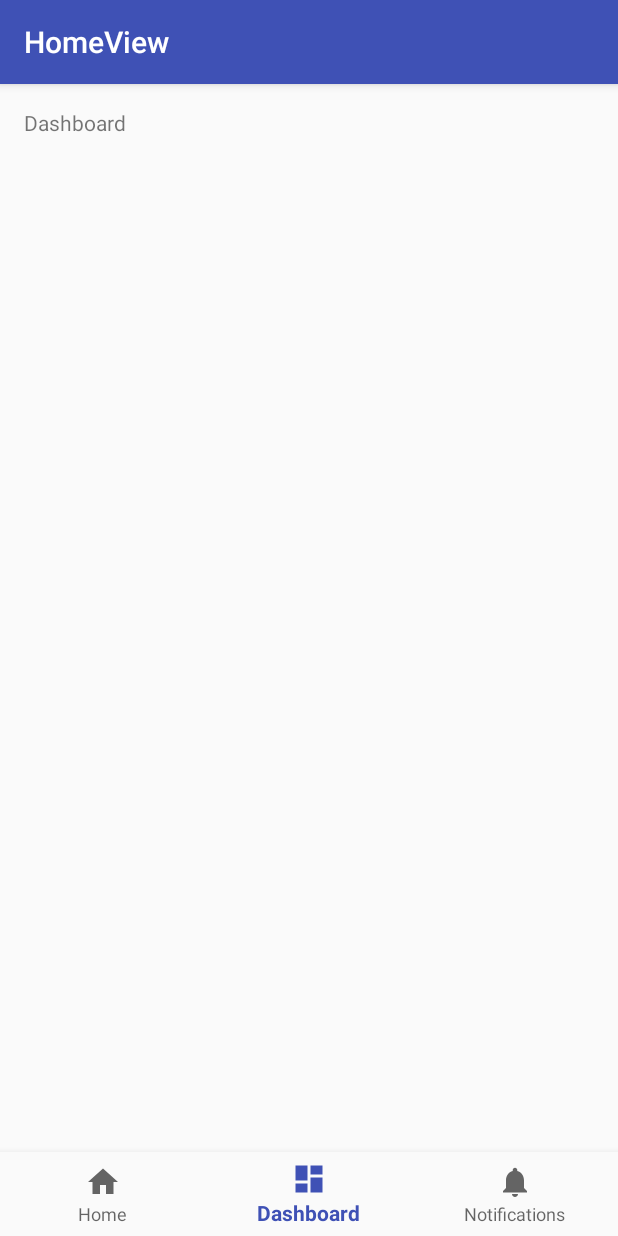
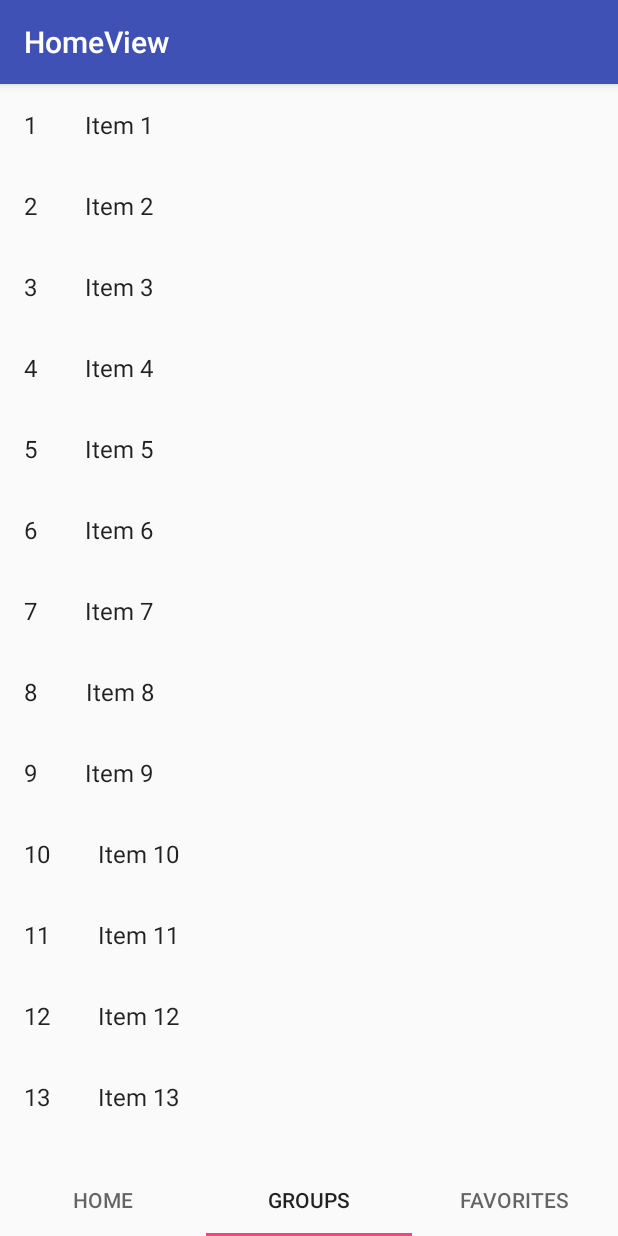
Before and after one commit to izhang1/FilmFriend, an Android app: the screen it shows after launch (HomeView), item 2 of the bottom bar chosen, on a phone screen of 412 x 824 dp. Run offline under Robolectric (Android 15) with nearby library versions, the phone set to English and light mode, and no system bars.

Commit message:
ViewPager Home View Implementation

```diff
--- /dev/null
+++ b/app/src/main/java/app/izhang/filmfriend/View/Adapter/HomePagerFragmentAdapter.java
@@ -0,0 +1,61 @@
+package app.izhang.filmfriend.View.Adapter;
+
+import android.content.Context;
+import android.support.v4.app.Fragment;
+import android.support.v4.app.FragmentManager;
+import android.support.v4.app.FragmentPagerAdapter;
+
+import app.izhang.filmfriend.View.GroupFragment;
+import app.izhang.filmfriend.View.HomeMovieFragment;
+import app.izhang.filmfriend.View.SavedFragment;
+
+/**
+ * Created by ivanzhang on 2/17/18.
+ */
+
+public class HomePagerFragmentAdapter extends FragmentPagerAdapter {
+
+    private Context mContext;
+
+    public HomePagerFragmentAdapter(Context context, FragmentManager fragmentManager) {
+        super(fragmentManager);
+        mContext = context;
+    }
+
+    // This determines the fragment for each tab
+    @Override
+    public Fragment getItem(int position) {
+        if (position == 0) {
+            return new HomeMovieFragment();
+        } else if (position == 1){
+            return new GroupFragment();
+        } else if (position == 2){
+            return new SavedFragment();
+        } else {
+            return new HomeMovieFragment();
+        }
+    }
+
+    // This determines the number of tabs
+    @Override
+    public int getCount() {
+        return 3;
+    }
+
+    // This determines the title for each tab
+    @Override
+    public CharSequence getPageTitle(int position) {
+        // Generate title based on item position
+        switch (position) {
+            case 0:
+                return "Home";
+            case 1:
+                return "Groups";
+            case 2:
+                return "Favorites";
+            default:
+                return null;
+        }
+    }
+
+}
--- a/app/src/main/java/app/izhang/filmfriend/View/HomeView.java
+++ b/app/src/main/java/app/izhang/filmfriend/View/HomeView.java
@@ -3,44 +3,33 @@ package app.izhang.filmfriend.View;
 import android.os.Bundle;
 import android.support.annotation.NonNull;
 import android.support.design.widget.BottomNavigationView;
+import android.support.design.widget.TabLayout;
+import android.support.v4.view.ViewPager;
 import android.support.v7.app.AppCompatActivity;
 import android.view.MenuItem;
 import android.widget.TextView;
 
 import app.izhang.filmfriend.R;
+import app.izhang.filmfriend.View.Adapter.HomePagerFragmentAdapter;
 
 public class HomeView extends AppCompatActivity {
 
-    private TextView mTextMessage;
-
-    private BottomNavigationView.OnNavigationItemSelectedListener mOnNavigationItemSelectedListener
-            = new BottomNavigationView.OnNavigationItemSelectedListener() {
-
-        @Override
-        public boolean onNavigationItemSelected(@NonNull MenuItem item) {
-            switch (item.getItemId()) {
-                case R.id.navigation_home:
-                    mTextMessage.setText(R.string.title_home);
-                    return true;
-                case R.id.navigation_dashboard:
-                    mTextMessage.setText(R.string.title_dashboard);
-                    return true;
-                case R.id.navigation_notifications:
-                    mTextMessage.setText(R.string.title_notifications);
-                    return true;
-            }
-            return false;
-        }
-    };
+    // UI References
+    private ViewPager mViewPager;
 
     @Override
     protected void onCreate(Bundle savedInstanceState) {
         super.onCreate(savedInstanceState);
         setContentView(R.layout.activity_home_view);
 
-        mTextMessage = (TextView) findViewById(R.id.message);
-        BottomNavigationView navigation = (BottomNavigationView) findViewById(R.id.navigation);
-        navigation.setOnNavigationItemSelectedListener(mOnNavigationItemSelectedListener);
+        mViewPager = findViewById(R.id.viewPager);
+
+        HomePagerFragmentAdapter viewPagerAdapter = new HomePagerFragmentAdapter(this, getSupportFragmentManager());
+
+        mViewPager.setAdapter(viewPagerAdapter);
+
+        TabLayout tabLayout = findViewById(R.id.tabLayout);
+        tabLayout.setupWithViewPager(mViewPager);
     }
 
 }
--- a/app/src/main/res/layout/activity_home_view.xml
+++ b/app/src/main/res/layout/activity_home_view.xml
@@ -7,26 +7,26 @@
     android:layout_height="match_parent"
     tools:context="app.izhang.filmfriend.View.HomeView">
 
-    <TextView
-        android:id="@+id/message"
-        android:layout_width="wrap_content"
-        android:layout_height="wrap_content"
-        android:layout_marginLeft="@dimen/activity_horizontal_margin"
-        android:layout_marginStart="@dimen/activity_horizontal_margin"
-        android:layout_marginTop="@dimen/activity_vertical_margin"
-        android:text="@string/title_home"
-        app:layout_constraintLeft_toLeftOf="parent"
+    <android.support.v4.view.ViewPager xmlns:android="http://schemas.android.com/apk/res/android"
+        android:id="@+id/viewPager"
+        android:layout_width="0dp"
+        android:layout_height="0dp"
+        app:layout_constraintBottom_toTopOf="@+id/tabLayout"
+        app:layout_constraintEnd_toEndOf="parent"
+        app:layout_constraintStart_toStartOf="parent"
         app:layout_constraintTop_toTopOf="parent" />
 
-    <android.support.design.widget.BottomNavigationView
-        android:id="@+id/navigation"
-        android:layout_width="0dp"
+    <android.support.design.widget.TabLayout
+        android:id="@+id/tabLayout"
+        android:layout_width="match_parent"
         android:layout_height="wrap_content"
-        android:background="?android:attr/windowBackground"
+        android:visibility="visible"
         app:layout_constraintBottom_toBottomOf="parent"
+        app:layout_constraintEnd_toEndOf="parent"
         app:layout_constraintHorizontal_bias="0.0"
-        app:layout_constraintLeft_toLeftOf="parent"
-        app:layout_constraintRight_toRightOf="parent"
-        app:menu="@menu/navigation" />
+        app:layout_constraintStart_toStartOf="parent"
+        app:tabGravity="fill"
+        app:tabMaxWidth="0dp"
+        app:tabMode="fixed" />
 
 </android.support.constraint.ConstraintLayout>
```
Also changed, not shown: app/src/main/java/app/izhang/filmfriend/View/GroupFragment.java (+2 -33 lines), app/src/main/java/app/izhang/filmfriend/View/HomeMovieFragment.java (+0 -40 lines), app/src/main/java/app/izhang/filmfriend/View/MyGroupRecyclerViewAdapter.java (+2 -15 lines), app/src/main/java/app/izhang/filmfriend/View/SavedFragment.java (+0 -39 lines).
